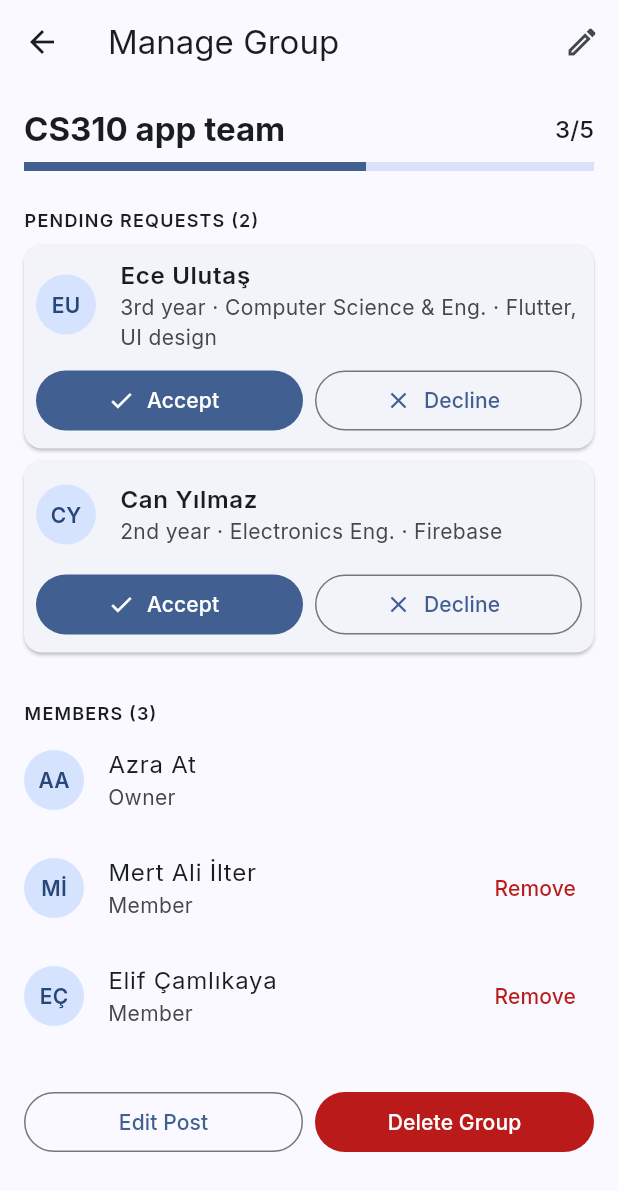
After one commit to ssinix/sunite, a Flutter app: the ManageGroupScreen screen opened directly with sample values from the repository, on a phone screen of 412 x 824 dp. The commit adds this screen. Shown: the top 1191 px of the screen. Run offline on Flutter 3.47's test engine with Material 3 defaults, Android fonts, the phone set to English and light mode, and no system bars.

Commit message:
Build Manage Group screen with accept, decline and remove

```diff
--- a/lib/data/sample_groups.dart
+++ b/lib/data/sample_groups.dart
@@ -2,7 +2,7 @@ import 'package:sunite/models/group.dart';
 import 'package:sunite/models/join_request.dart';
 import 'package:sunite/models/user_profile.dart';
 
-// Sample data until groups come from the backend (Step 3).
+// Sample data until groups come from the backend.
 // The current user is SampleProfiles.currentUser (Azra).
 
 const _azra = SampleProfiles.currentUser;
@@ -15,7 +15,10 @@ const _mert = UserProfile(
   majors: ['Computer Science & Eng.'],
   minors: [],
   skills: ['Backend', 'Firebase'],
-  currentGroups: [],
+  currentGroups: [
+    GroupMembership(groupName: 'ENS491 project team', isOwner: true),
+    GroupMembership(groupName: 'CS310 app team', isOwner: false),
+  ],
 );
 
 const _ece = UserProfile(
@@ -25,7 +28,10 @@ const _ece = UserProfile(
   majors: ['Computer Science & Eng.'],
   minors: [],
   skills: ['Flutter', 'UI design'],
-  currentGroups: [],
+  currentGroups: [
+    GroupMembership(groupName: 'ENS491 project team', isOwner: false),
+    GroupMembership(groupName: 'CS412 study group', isOwner: false),
+  ],
 );
 
 const _can = UserProfile(
@@ -35,7 +41,10 @@ const _can = UserProfile(
   majors: ['Electronics Eng.'],
   minors: [],
   skills: ['Firebase'],
-  currentGroups: [],
+  currentGroups: [
+    GroupMembership(groupName: 'CS412 study group', isOwner: true),
+    GroupMembership(groupName: 'Campus food-waste app', isOwner: false),
+  ],
 );
 
 class SampleGroups {
@@ -57,10 +66,11 @@ class SampleGroups {
       title: 'Campus food-waste app',
       category: 'Startups & Projects',
       lookingFor: ['Backend', 'Marketing'],
-      maxMembers: 4,
+      maxMembers: 3,
       owner: _azra,
       members: [_azra, _can],
-      pendingRequests: [],
+      // More requests than open spots: accepting one fills the group
+      pendingRequests: [_mert, _ece],
     ),
     Group(
       id: 'career-fair',
--- /dev/null
+++ b/lib/screens/my_groups/manage_group_screen.dart
@@ -0,0 +1,234 @@
+import 'package:flutter/material.dart';
+import 'package:sunite/models/group.dart';
+import 'package:sunite/models/user_profile.dart';
+import 'package:sunite/screens/my_groups/widgets/pending_request_card.dart';
+import 'package:sunite/screens/profile/other_profile_screen.dart';
+import 'package:sunite/utils/app_spacing.dart';
+import 'package:sunite/utils/app_text_styles.dart';
+import 'package:sunite/utils/snackbar_utils.dart';
+import 'package:sunite/widgets/user_avatar.dart';
+
+// 10. Manage Group (owner only): capacity, pending join requests with
+// Accept / Decline, the member list, and Edit Post / Delete Group
+class ManageGroupScreen extends StatefulWidget {
+  final Group group;
+
+  // Called after every change, so My Groups can update the group's card
+  final void Function(Group updated) onChanged;
+
+  const ManageGroupScreen({
+    super.key,
+    required this.group,
+    required this.onChanged,
+  });
+
+  @override
+  State<ManageGroupScreen> createState() => _ManageGroupScreenState();
+}
+
+class _ManageGroupScreenState extends State<ManageGroupScreen> {
+  // This screen's current copy of the group; replaced on every change
+  late Group _group;
+
+  @override
+  void initState() {
+    super.initState();
+    _group = widget.group;
+  }
+
+  // Shows the updated group here, tells My Groups and confirms with a message
+  void _update(Group updated, String message) {
+    setState(() {
+      _group = updated;
+    });
+    widget.onChanged(updated);
+    showAppSnackBar(context, message);
+  }
+
+  // Moves the user from the pending requests to the members
+  void _accept(UserProfile user) {
+    _update(
+      _group.copyWith(
+        members: [..._group.members, user],
+        pendingRequests: _group.pendingRequests
+            .where((u) => u.email != user.email)
+            .toList(),
+      ),
+      '${user.fullName} joined the group',
+    );
+  }
+
+  void _decline(UserProfile user) {
+    _update(
+      _group.copyWith(
+        pendingRequests: _group.pendingRequests
+            .where((u) => u.email != user.email)
+            .toList(),
+      ),
+      'Declined ${user.fullName}\'s request',
+    );
+  }
+
+  void _removeMember(UserProfile user) {
+    _update(
+      _group.copyWith(
+        members: _group.members.where((u) => u.email != user.email).toList(),
+      ),
+      '${user.fullName} was removed from the group',
+    );
+  }
+
+  bool _isOwner(UserProfile user) => user.email == _group.owner.email;
+
+  void _openProfile(UserProfile user) {
+    Navigator.push(
+      context,
+      MaterialPageRoute(
+        builder: (context) => OtherProfileScreen(profile: user),
+      ),
+    );
+  }
+
+  // TODO: open Edit Post (screen 8) once that screen exists
+  void _openEditPost() {
+    showAppSnackBar(context, 'Edit Post coming soon');
+  }
+
+  // TODO: confirmation dialog and delete (next step)
+  void _deleteGroup() {
+    showAppSnackBar(context, 'Delete Group coming soon');
+  }
+
+  @override
+  Widget build(BuildContext context) {
+    final colors = Theme.of(context).colorScheme;
+    final textTheme = Theme.of(context).textTheme;
+
+    return Scaffold(
+      appBar: AppBar(
+        title: const Text('Manage Group'),
+        actions: [
+          IconButton(
+            tooltip: 'Edit Post',
+            icon: const Icon(Icons.edit_outlined),
+            onPressed: _openEditPost,
+          ),
+        ],
+      ),
+      body: ListView(
+        padding: AppSpacing.screenPadding,
+        children: [
+          // Title and capacity
+          Row(
+            children: [
+              Expanded(
+                child: Text(
+                  _group.title,
+                  maxLines: 2,
+                  overflow: TextOverflow.ellipsis,
+                  style: textTheme.titleLarge
+                      ?.copyWith(fontWeight: FontWeight.w700),
+                ),
+              ),
+              const SizedBox(width: AppSpacing.sm),
+              Text(
+                '${_group.memberCount}/${_group.maxMembers}',
+                style: textTheme.titleMedium,
+              ),
+            ],
+          ),
+          const SizedBox(height: AppSpacing.sm),
+          LinearProgressIndicator(
+            value: _group.memberCount / _group.maxMembers,
+            minHeight: 6,
+          ),
+          if (_group.isFull) ...[
+            const SizedBox(height: AppSpacing.xs),
+            Text(
+              'The group is full. Remove a member to accept new requests.',
+              style: textTheme.bodySmall
+                  ?.copyWith(color: colors.onSurfaceVariant),
+            ),
+          ],
+          const SizedBox(height: AppSpacing.lg),
+
+          // Pending requests
+          Text(
+            'PENDING REQUESTS (${_group.pendingCount})',
+            style: AppTextStyles.sectionLabel,
+          ),
+          const SizedBox(height: AppSpacing.sm),
+          if (_group.pendingRequests.isEmpty)
+            Text(
+              'No pending requests',
+              style: textTheme.bodyMedium
+                  ?.copyWith(color: colors.onSurfaceVariant),
+            )
+          else
+            for (final user in _group.pendingRequests)
+              PendingRequestCard(
+                key: ValueKey(user.email),
+                user: user,
+                canAccept: !_group.isFull,
+                onAccept: () => _accept(user),
+                onDecline: () => _decline(user),
+                onTap: () => _openProfile(user),
+              ),
+          const SizedBox(height: AppSpacing.lg),
+
+          // Members; the owner (the current user) can't be removed
+          Text(
+            'MEMBERS (${_group.memberCount})',
+            style: AppTextStyles.sectionLabel,
+          ),
+          for (final member in _group.members)
+            ListTile(
+              key: ValueKey(member.email),
+              contentPadding: EdgeInsets.zero,
+              leading: UserAvatar(name: member.fullName),
+              title: Text(member.fullName),
+              subtitle: Text(
+                _isOwner(member) ? 'Owner' : 'Member',
+              ),
+              trailing: _isOwner(member)
+                  ? null
+                  : TextButton(
+                      onPressed: () => _removeMember(member),
+                      style: TextButton.styleFrom(
+                        foregroundColor: colors.error,
+                      ),
+                      child: const Text('Remove'),
+                    ),
+              onTap: _isOwner(member)
+                  ? null
+                  : () => _openProfile(member),
+            ),
+          const SizedBox(height: AppSpacing.lg),
+
+          // Edit Post / Delete Group
+          Row(
+            children: [
+              Expanded(
+                child: OutlinedButton(
+                  onPressed: _openEditPost,
+                  child: const Text('Edit Post'),
+                ),
+              ),
+              const SizedBox(width: AppSpacing.sm),
+              Expanded(
+                child: FilledButton(
+                  onPressed: _deleteGroup,
+                  style: FilledButton.styleFrom(
+                    backgroundColor: colors.error,
+                    foregroundColor: colors.onError,
+                  ),
+                  child: const Text('Delete Group'),
+                ),
+              ),
+            ],
+          ),
+        ],
+      ),
+    );
+  }
+}
--- a/lib/screens/my_groups/my_groups_screen.dart
+++ b/lib/screens/my_groups/my_groups_screen.dart
@@ -2,6 +2,7 @@ import 'package:flutter/material.dart';
 import 'package:sunite/data/sample_groups.dart';
 import 'package:sunite/models/group.dart';
 import 'package:sunite/models/join_request.dart';
+import 'package:sunite/screens/my_groups/manage_group_screen.dart';
 import 'package:sunite/utils/app_colors.dart';
 import 'package:sunite/utils/app_spacing.dart';
 import 'package:sunite/utils/snackbar_utils.dart';
@@ -35,9 +36,31 @@ class _MyGroupsScreenState extends State<MyGroupsScreen> {
   int _selectedTab = 0;
 
   // Copies of the sample lists, so this screen can change its own lists
-  final List<Group> _ownedGroups = [...SampleGroups.owned];
+  List<Group> _ownedGroups = [...SampleGroups.owned];
   final List<Group> _joinedGroups = [...SampleGroups.joined];
   List<JoinRequest> _requests = [...SampleGroups.myRequests];
+
+  void _openManageGroup(Group group) {
+    Navigator.push(
+      context,
+      MaterialPageRoute(
+        builder: (context) => ManageGroupScreen(
+          group: group,
+          onChanged: _updateOwnedGroup,
+        ),
+      ),
+    );
+  }
+
+  // Swaps the old copy of a group for the updated one from Manage Group
+  void _updateOwnedGroup(Group updated) {
+    setState(() {
+      _ownedGroups = [
+        for (final group in _ownedGroups)
+          group.id == updated.id ? updated : group,
+      ];
+    });
+  }
 
   // Cancels a pending request, or clears a declined one
   void _removeRequest(JoinRequest request) {
@@ -143,8 +166,7 @@ class _MyGroupsScreenState extends State<MyGroupsScreen> {
                   textColor: colors.onError,
                 )
               : null,
-          // TODO: open Manage Group (next step)
-          onTap: () => showAppSnackBar(context, 'Manage Group coming soon'),
+          onTap: () => _openManageGroup(group),
         );
       },
     );
--- /dev/null
+++ b/lib/screens/my_groups/widgets/pending_request_card.dart
@@ -0,0 +1,81 @@
+import 'package:flutter/material.dart';
+import 'package:sunite/models/user_profile.dart';
+import 'package:sunite/utils/app_spacing.dart';
+import 'package:sunite/widgets/user_avatar.dart';
+
+// One join request on Manage Group: who sent it, plus Accept / Decline
+class PendingRequestCard extends StatelessWidget {
+  final UserProfile user;
+  final bool canAccept; // false when the group is full
+  final VoidCallback onAccept;
+  final VoidCallback onDecline;
+  final VoidCallback onTap; // opens the user's profile
+
+  const PendingRequestCard({
+    super.key,
+    required this.user,
+    required this.canAccept,
+    required this.onAccept,
+    required this.onDecline,
+    required this.onTap,
+  });
+
+  // "3rd year · Computer Science & Eng. · Flutter, UI design"
+  String get _details {
+    final parts = [user.year, user.majors.join(', '), user.skills.join(', ')];
+    return parts.where((part) => part.isNotEmpty).join(' · ');
+  }
+
+  @override
+  Widget build(BuildContext context) {
+    return Card(
+      margin: const EdgeInsets.only(bottom: AppSpacing.sm),
+      child: Padding(
+        padding: const EdgeInsets.fromLTRB(
+          AppSpacing.sm,
+          0,
+          AppSpacing.sm,
+          AppSpacing.sm,
+        ),
+        child: Column(
+          children: [
+            ListTile(
+              contentPadding: EdgeInsets.zero,
+              leading: UserAvatar(name: user.fullName),
+              title: Text(
+                user.fullName,
+                style: const TextStyle(fontWeight: FontWeight.w600),
+              ),
+              subtitle: Text(
+                _details,
+                maxLines: 2,
+                overflow: TextOverflow.ellipsis,
+              ),
+              onTap: onTap,
+            ),
+            Row(
+              children: [
+                Expanded(
+                  child: FilledButton.icon(
+                    // null disables the button
+                    onPressed: canAccept ? onAccept : null,
+                    icon: const Icon(Icons.check),
+                    label: const Text('Accept'),
+                  ),
+                ),
+                const SizedBox(width: AppSpacing.sm),
+                Expanded(
+                  child: OutlinedButton.icon(
+                    onPressed: onDecline,
+                    icon: const Icon(Icons.close),
+                    label: const Text('Decline'),
+                  ),
+                ),
+              ],
+            ),
+          ],
+        ),
+      ),
+    );
+  }
+}
--- /dev/null
+++ b/lib/widgets/user_avatar.dart
@@ -0,0 +1,36 @@
+import 'package:flutter/material.dart';
+
+// Round avatar with the person's initials, e.g. "Ece Ulutaş" -> "EU".
+// The network profile photo will be added here later.
+class UserAvatar extends StatelessWidget {
+  final String name;
+  final double radius;
+
+  const UserAvatar({super.key, required this.name, this.radius = 20});
+
+  // First letter of the first and last name
+  String get _initials {
+    final parts = name.trim().split(' ').where((p) => p.isNotEmpty).toList();
+    if (parts.isEmpty) return '?';
+    if (parts.length == 1) return parts.first[0].toUpperCase();
+    return (parts.first[0] + parts.last[0]).toUpperCase();
+  }
+
+  @override
+  Widget build(BuildContext context) {
+    final colors = Theme.of(context).colorScheme;
+
+    return CircleAvatar(
+      radius: radius,
+      backgroundColor: colors.primaryContainer,
+      foregroundColor: colors.onPrimaryContainer,
+      child: Text(
+        _initials,
+        style: TextStyle(
+          fontSize: radius * 0.7,
+          fontWeight: FontWeight.w600,
+        ),
+      ),
+    );
+  }
+}
```
